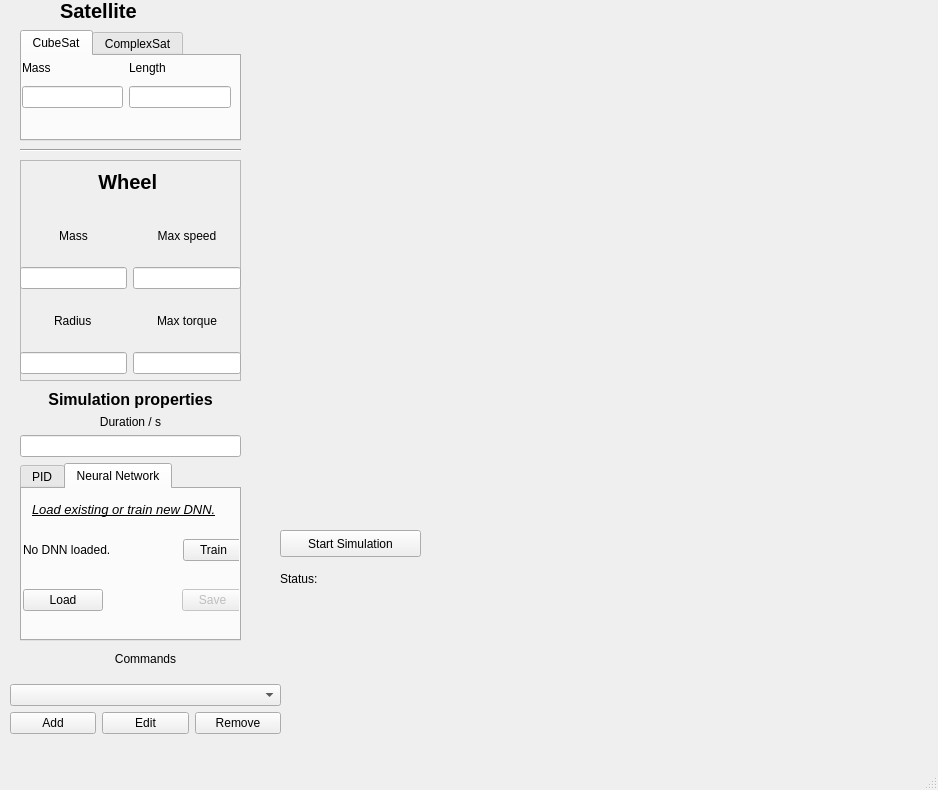
BohdanMytnyk/neurocontroller, file ui/mainwindow.ui: the form before one commit.
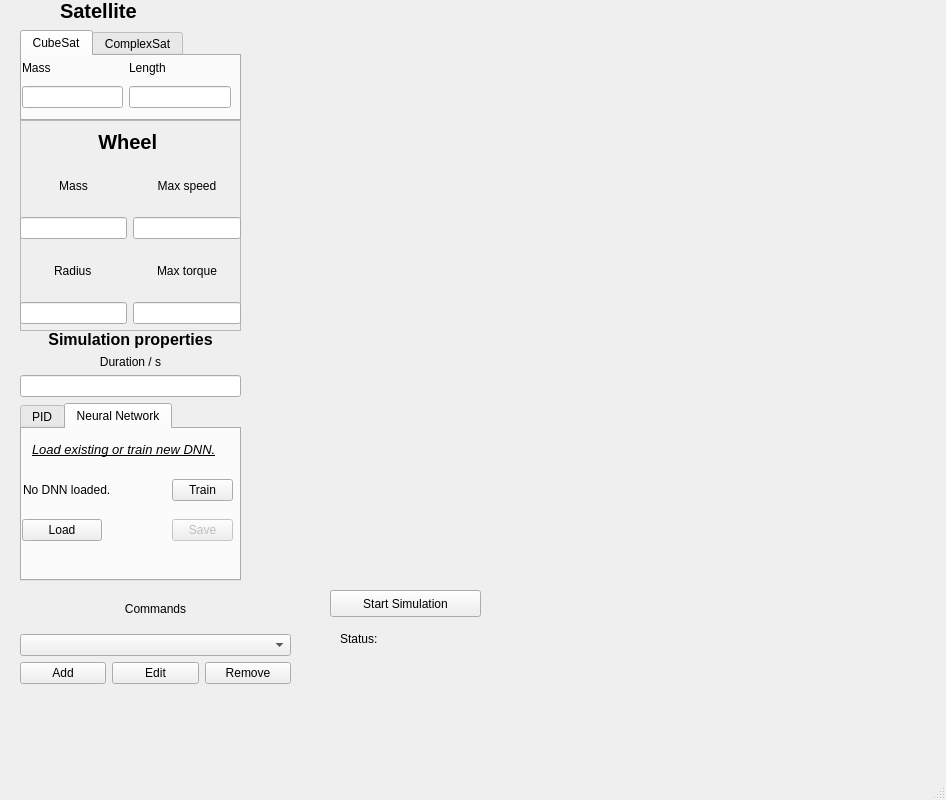
The form after the commit. Custom widgets are drawn as their Qt base class.

Patch:
```diff
--- a/ui/mainwindow.ui
+++ b/ui/mainwindow.ui
@@ -6,8 +6,8 @@
    <rect>
     <x>0</x>
     <y>0</y>
-    <width>938</width>
-    <height>790</height>
+    <width>946</width>
+    <height>800</height>
    </rect>
   </property>
   <property name="font">
@@ -51,7 +51,7 @@
       <x>20</x>
       <y>30</y>
       <width>221</width>
-      <height>111</height>
+      <height>91</height>
      </rect>
     </property>
     <property name="currentIndex">
@@ -141,26 +141,13 @@
      </widget>
     </widget>
    </widget>
-   <widget class="Line" name="line">
-    <property name="geometry">
-     <rect>
-      <x>20</x>
-      <y>140</y>
-      <width>221</width>
-      <height>20</height>
-     </rect>
-    </property>
-    <property name="orientation">
-     <enum>Qt::Horizontal</enum>
-    </property>
-   </widget>
    <widget class="QFrame" name="wheel_frame">
     <property name="geometry">
      <rect>
       <x>20</x>
-      <y>160</y>
+      <y>120</y>
       <width>221</width>
-      <height>221</height>
+      <height>211</height>
      </rect>
     </property>
     <property name="frameShape">
@@ -200,7 +187,7 @@
      <property name="geometry">
       <rect>
        <x>0</x>
-       <y>50</y>
+       <y>40</y>
        <width>221</width>
        <height>164</height>
       </rect>
@@ -281,7 +268,7 @@
     <property name="geometry">
      <rect>
       <x>20</x>
-      <y>390</y>
+      <y>330</y>
       <width>221</width>
       <height>251</height>
      </rect>
@@ -379,8 +366,8 @@
         <widget class="QPushButton" name="loadNet">
          <property name="geometry">
           <rect>
-           <x>1</x>
-           <y>100</y>
+           <x>0</x>
+           <y>90</y>
            <width>80</width>
            <height>22</height>
           </rect>
@@ -392,7 +379,7 @@
         <widget class="QPushButton" name="train">
          <property name="geometry">
           <rect>
-           <x>161</x>
+           <x>150</x>
            <y>50</y>
            <width>61</width>
            <height>22</height>
@@ -443,8 +430,8 @@
          </property>
          <property name="geometry">
           <rect>
-           <x>160</x>
-           <y>100</y>
+           <x>150</x>
+           <y>90</y>
            <width>61</width>
            <height>22</height>
           </rect>
@@ -461,8 +448,8 @@
    <widget class="QWidget" name="layoutWidget">
     <property name="geometry">
      <rect>
-      <x>10</x>
-      <y>640</y>
+      <x>20</x>
+      <y>590</y>
       <width>271</width>
       <height>94</height>
      </rect>
@@ -514,16 +501,16 @@
       <x>260</x>
       <y>30</y>
       <width>661</width>
-      <height>491</height>
+      <height>541</height>
      </rect>
     </property>
    </widget>
    <widget class="QPushButton" name="startSimulation">
     <property name="geometry">
      <rect>
-      <x>280</x>
-      <y>530</y>
-      <width>141</width>
+      <x>330</x>
+      <y>590</y>
+      <width>151</width>
       <height>27</height>
      </rect>
     </property>
@@ -534,8 +521,8 @@
    <widget class="QLabel" name="label_3">
     <property name="geometry">
      <rect>
-      <x>280</x>
-      <y>570</y>
+      <x>340</x>
+      <y>630</y>
       <width>67</width>
       <height>17</height>
      </rect>
```
Left out of the diff: 62 changed lines with no effect on the pictures.
